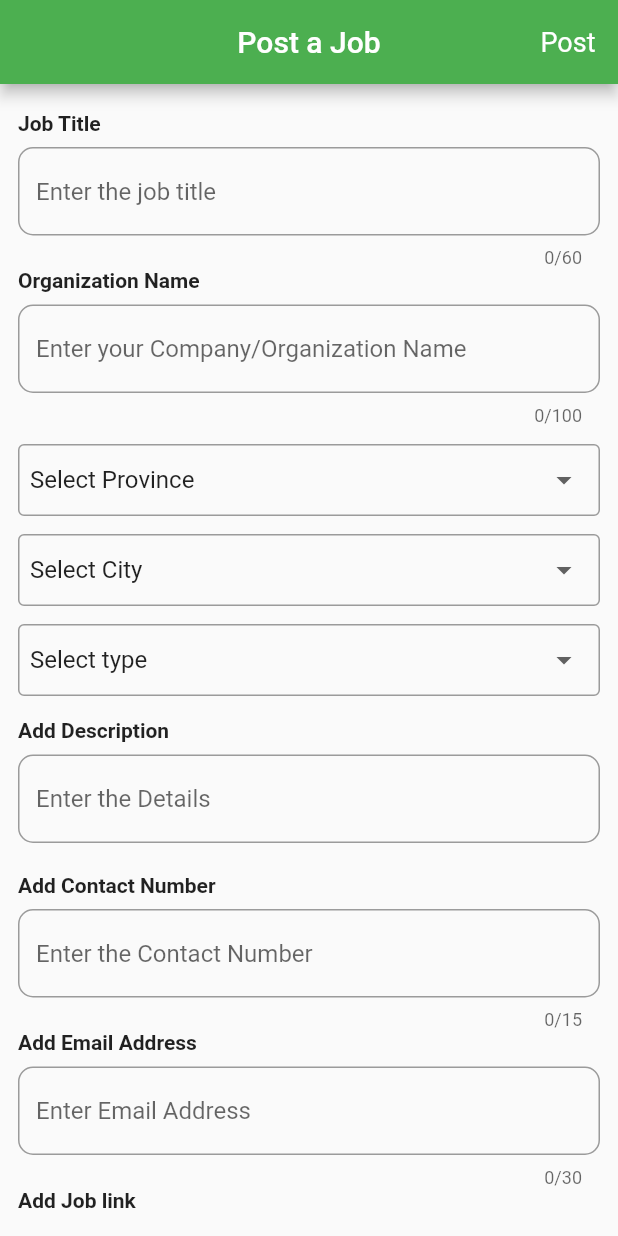
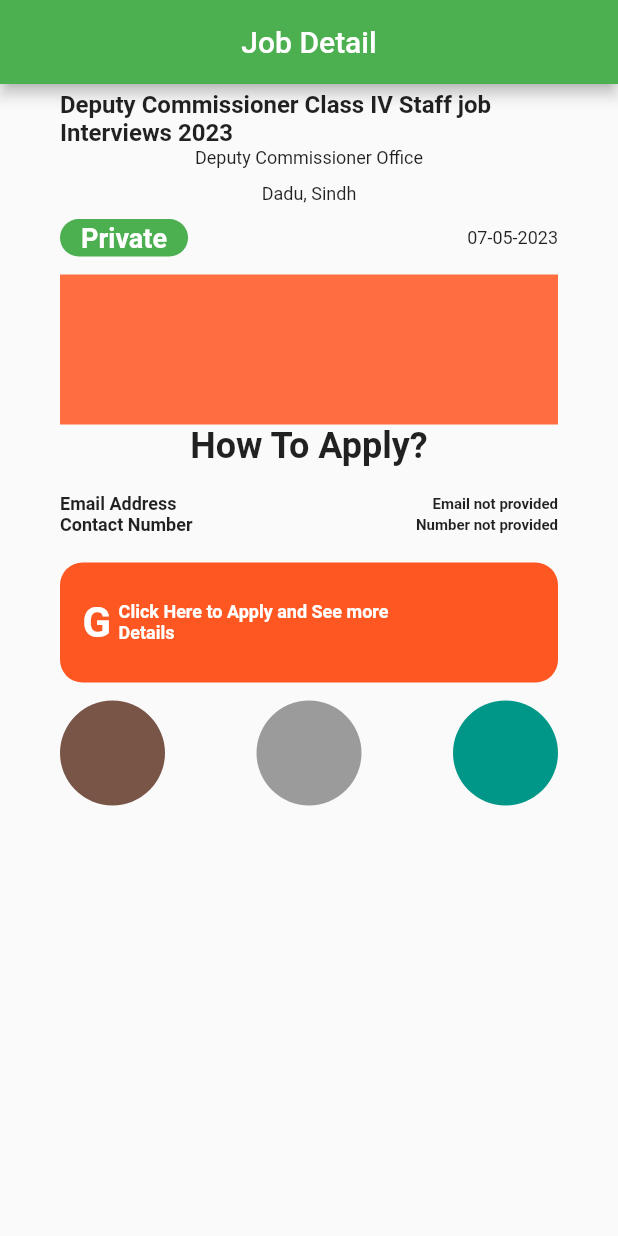
Before and after one commit to aftab998/job_finder, a Flutter app: the screen it shows after launch, on a phone screen of 412 x 824 dp. Run offline on Flutter 3.47's test engine with Material 2 defaults, Android fonts, the phone set to English and light mode, and no system bars; our stand-ins replace pie_chart.

Commit message:
detail screen is added

```diff
--- a/lib/main.dart
+++ b/lib/main.dart
@@ -1,5 +1,5 @@
 import 'package:flutter/material.dart';
-import 'package:jobs/screens/post/post.dart';
+import 'package:jobs/screens/detail.dart';
 
 void main() {
   runApp(const MyApp());
@@ -16,7 +16,7 @@ class MyApp extends StatelessWidget {
       theme: ThemeData(
         primarySwatch: Colors.green,
       ),
-      home:  post(),
+      home:  detail(),
     );
   }
 }
--- /dev/null
+++ b/lib/screens/detail.dart
@@ -0,0 +1,134 @@
+import 'package:flutter/material.dart';
+
+class detail extends StatefulWidget {
+  const detail({Key? key}) : super(key: key);
+
+  @override
+  State<detail> createState() => _detailState();
+}
+
+class _detailState extends State<detail> {
+  @override
+  Widget build(BuildContext context) {
+    return Scaffold(
+      appBar: AppBar(
+        title: const Text("Job Detail"),
+        centerTitle: true,
+      ),
+      body: SafeArea(
+        child: Padding(
+          padding: const EdgeInsets.symmetric(horizontal: 40.0, vertical: 4),
+          child: SingleChildScrollView(
+            child: Column(
+              children: [
+                Text("Deputy Commissioner Class IV Staff job Interviews 2023", style: TextStyle(fontSize: 16,fontWeight: FontWeight.bold),),
+                Text("Deputy Commissioner Office",style: TextStyle(fontSize: 12),),
+                const SizedBox(height: 10,),
+                Text("Dadu, Sindh",style: TextStyle(fontSize: 12),),
+                const SizedBox(height: 10,),
+
+
+                Row(
+                  mainAxisAlignment: MainAxisAlignment.spaceBetween,
+                  children: [
+                    Container(
+
+                      decoration: BoxDecoration(color: Colors.green,borderRadius: BorderRadius.circular(15)),
+                      child: Padding(
+                        padding: const EdgeInsets.only(left: 14.0,right: 14.0,top: 2.0,bottom: 2.0),
+                        child: Text("Private",style: TextStyle(fontSize: 18,fontWeight: FontWeight.bold,color: Colors.white),),
+                      ),
+
+                    ),
+                    Text("07-05-2023",style: TextStyle(fontSize: 12),),
+
+
+
+                  ],
+                ),
+
+                const SizedBox(height: 12,),
+
+                Container(
+                  height: 100,
+                  width: double.infinity,
+                  color: Colors.deepOrangeAccent,
+                ),
+                Text("How To Apply?",style: TextStyle(fontSize: 24, fontWeight: FontWeight.bold),),
+                const SizedBox(height: 18,),
+
+                Row(
+                  mainAxisAlignment: MainAxisAlignment.spaceBetween,
+                  children: [
+                    Text("Email Address", style: TextStyle(fontWeight: FontWeight.bold, fontSize: 12),),
+                    Text("Email not provided",style: TextStyle(fontSize: 10,fontWeight: FontWeight.bold),),
+                  ],
+                ),
+                Row(
+                  mainAxisAlignment: MainAxisAlignment.spaceBetween,
+                  children: [
+                    Text("Contact Number", style: TextStyle(fontWeight: FontWeight.bold, fontSize: 12),),
+                    Text("Number not provided",style: TextStyle(fontSize: 10,fontWeight: FontWeight.bold),),
+                  ],
+                ),
+                const SizedBox(height: 18,),
+
+                Container(
+                  height: 80,
+                  width: double.infinity,
+                  decoration: BoxDecoration(
+                    borderRadius: BorderRadius.circular(15),
+                    color:Colors.deepOrange
+                  ),
+                  child: Padding(
+                    padding: const EdgeInsets.all(15.0),
+                    child: Row(
+                      children: [
+                        Text("G", style: TextStyle(fontSize: 28, color: Colors.white, fontWeight: FontWeight.bold),),
+                        const SizedBox(width: 5,),
+                        Text("Click Here to Apply and See more\nDetails", style: TextStyle( fontWeight: FontWeight.bold,fontSize:12,color: Colors.white),)
+                      ],
+                    ),
+                  ),
+                ),
+                const SizedBox(height: 12,),
+
+                Row(
+                  mainAxisAlignment: MainAxisAlignment.spaceBetween,
+                  children: [
+                    Container(
+                      height: 70,
+                      width: 70,
+                      decoration: BoxDecoration(
+                        color: Colors.brown,
+                        shape: BoxShape.circle
+                      ),
+                    ),
+                    Container(
+                      height: 70,
+                      width: 70,
+                      decoration: BoxDecoration(
+                        color: Colors.black38,
+                        shape: BoxShape.circle
+                      ),
+                    ),
+                    Container(
+                      height: 70,
+                      width: 70,
+                      decoration: BoxDecoration(
+                        color: Colors.teal,
+                        shape: BoxShape.circle
+                      ),
+                    ),
+                  ],
+                )
+
+
+              ],
+            ),
+          ),
+        ),
+      ),
+    );
+  }
+}
```
